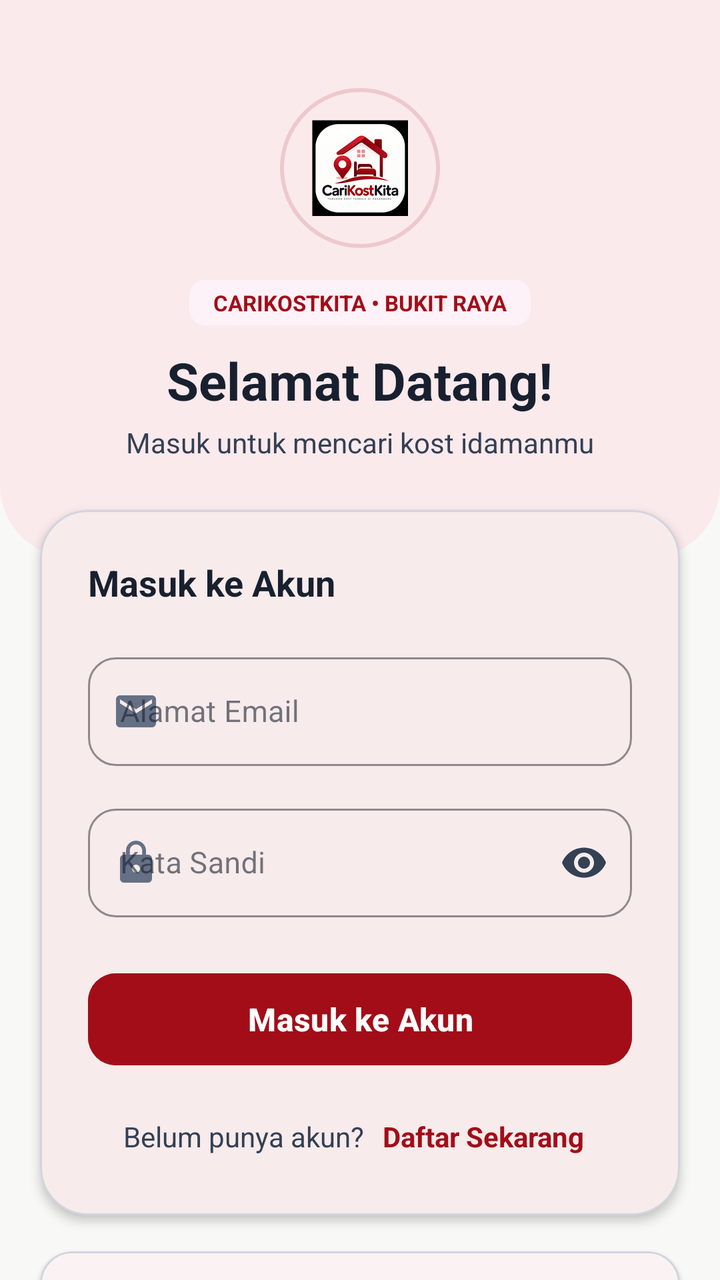
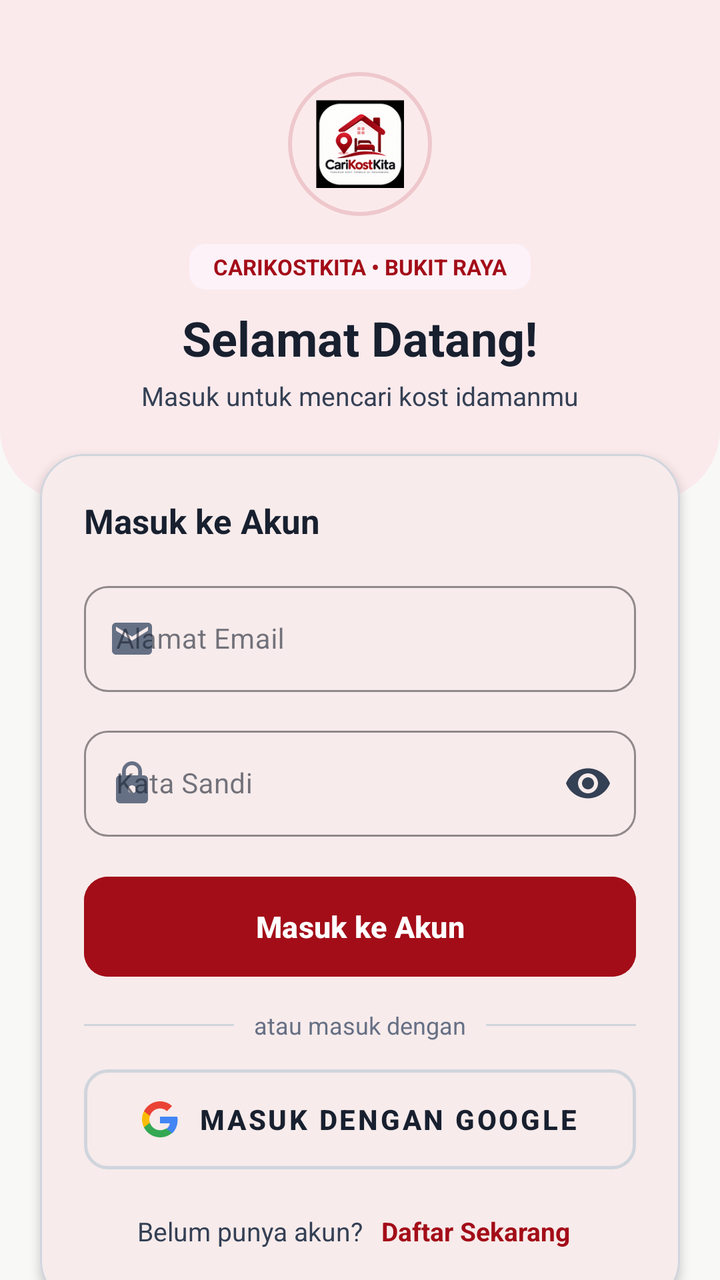

Two renders of the same Android screen: before a commit and after it. Below are the layout's source before the change and the commit's diff.
<!-- AndroidManifest.xml: application theme Theme.CariKostKita -->
<!-- res/layout/activity_login.xml -->
<?xml version="1.0" encoding="utf-8"?>
<androidx.core.widget.NestedScrollView xmlns:android="http://schemas.android.com/apk/res/android"
    xmlns:app="http://schemas.android.com/apk/res-auto"
    android:layout_width="match_parent"
    android:layout_height="match_parent"
    android:background="@color/background"
    android:fillViewport="true"
    android:overScrollMode="never">

    <LinearLayout
        android:layout_width="match_parent"
        android:layout_height="wrap_content"
        android:orientation="vertical"
        android:paddingBottom="40dp">

        
        <LinearLayout
            android:layout_width="match_parent"
            android:layout_height="wrap_content"
            android:background="@drawable/bg_login_hero"
            android:gravity="center"
            android:orientation="vertical"
            android:paddingHorizontal="24dp"
            android:paddingTop="44dp"
            android:paddingBottom="48dp">

            
            <FrameLayout
                android:layout_width="80dp"
                android:layout_height="80dp"
                android:background="@drawable/bg_logo_container">

                <ImageView
                    android:id="@+id/iv_login_logo"
                    android:layout_width="48dp"
                    android:layout_height="48dp"
                    android:layout_gravity="center"
                    android:contentDescription="Logo CariKostKita"
                    android:src="@mipmap/ic_launcher" />
            </FrameLayout>

            
            <TextView
                android:layout_width="wrap_content"
                android:layout_height="wrap_content"
                android:layout_marginTop="16dp"
                android:background="@drawable/bg_badge_putri"
                android:paddingHorizontal="12dp"
                android:paddingVertical="4dp"
                android:text="CARIKOSTKITA • BUKIT RAYA"
                android:textColor="@color/primary"
                android:textSize="11sp"
                android:textStyle="bold" />

            
            <TextView
                android:id="@+id/tv_login_title"
                android:layout_width="wrap_content"
                android:layout_height="wrap_content"
                android:layout_marginTop="10dp"
                android:gravity="center"
                android:text="Selamat Datang!"
                android:textColor="@color/text_primary"
                android:textSize="26sp"
                android:textStyle="bold" />

            <TextView
                android:id="@+id/tv_login_subtitle"
                android:layout_width="wrap_content"
                android:layout_height="wrap_content"
                android:layout_marginTop="4dp"
                android:gravity="center"
                android:text="Masuk untuk mencari kost idamanmu"
                android:textColor="@color/text_secondary"
                android:textSize="14sp" />
        </LinearLayout>

        
        <com.google.android.material.card.MaterialCardView
            android:layout_width="match_parent"
            android:layout_height="wrap_content"
            android:layout_marginHorizontal="20dp"
            android:layout_marginTop="-24dp"
            app:cardBackgroundColor="@color/surface"
            app:cardCornerRadius="24dp"
            app:cardElevation="3dp"
            app:contentPadding="24dp"
            app:strokeColor="@color/border"
            app:strokeWidth="1dp">

            <LinearLayout
                android:layout_width="match_parent"
                android:layout_height="wrap_content"
                android:orientation="vertical">

                <TextView
                    android:layout_width="wrap_content"
                    android:layout_height="wrap_content"
                    android:text="Masuk ke Akun"
                    android:textColor="@color/text_primary"
                    android:textSize="18sp"
                    android:textStyle="bold" />

                
                <com.google.android.material.textfield.TextInputLayout
                    android:id="@+id/til_email"
                    style="@style/Widget.MaterialComponents.TextInputLayout.OutlinedBox"
                    android:layout_width="match_parent"
                    android:layout_height="wrap_content"
                    android:layout_marginTop="20dp"
                    android:hint="Alamat Email"
                    app:boxCornerRadiusBottomEnd="14dp"
                    app:boxCornerRadiusBottomStart="14dp"
                    app:boxCornerRadiusTopEnd="14dp"
                    app:boxCornerRadiusTopStart="14dp"
                    app:boxStrokeColor="@color/primary"
                    app:startIconDrawable="@drawable/ic_email"
                    app:startIconTint="@color/text_muted">

                    <com.google.android.material.textfield.TextInputEditText
                        android:id="@+id/et_email"
                        android:layout_width="match_parent"
                        android:layout_height="wrap_content"
                        android:inputType="textEmailAddress"
                        android:maxLines="1"
                        android:textColor="@color/text_primary"
                        android:textSize="15sp" />
                </com.google.android.material.textfield.TextInputLayout>

                
                <com.google.android.material.textfield.TextInputLayout
                    android:id="@+id/til_password"
                    style="@style/Widget.MaterialComponents.TextInputLayout.OutlinedBox"
                    android:layout_width="match_parent"
                    android:layout_height="wrap_content"
                    android:layout_marginTop="16dp"
                    android:hint="Kata Sandi"
                    app:boxCornerRadiusBottomEnd="14dp"
                    app:boxCornerRadiusBottomStart="14dp"
                    app:boxCornerRadiusTopEnd="14dp"
                    app:boxCornerRadiusTopStart="14dp"
                    app:boxStrokeColor="@color/primary"
                    app:passwordToggleEnabled="true"
                    app:passwordToggleTint="@color/text_secondary"
                    app:startIconDrawable="@drawable/ic_lock"
                    app:startIconTint="@color/text_muted">

                    <com.google.android.material.textfield.TextInputEditText
                        android:id="@+id/et_password"
                        android:layout_width="match_parent"
                        android:layout_height="wrap_content"
                        android:inputType="textPassword"
                        android:maxLines="1"
                        android:textColor="@color/text_primary"
                        android:textSize="15sp" />
                </com.google.android.material.textfield.TextInputLayout>

                <ProgressBar
                    android:id="@+id/pb_login"
                    android:layout_width="wrap_content"
                    android:layout_height="wrap_content"
                    android:layout_gravity="center_horizontal"
                    android:layout_marginTop="16dp"
                    android:indeterminateTint="@color/primary"
                    android:visibility="gone" />

                
                <com.google.android.material.button.MaterialButton
                    android:id="@+id/btn_login"
                    android:layout_width="match_parent"
                    android:layout_height="54dp"
                    android:layout_marginTop="24dp"
                    android:backgroundTint="@color/primary"
                    android:text="Masuk ke Akun"
                    android:textColor="@color/on_primary"
                    android:textSize="16sp"
                    android:textStyle="bold"
                    app:cornerRadius="14dp" />

                
                <LinearLayout
                    android:layout_width="match_parent"
                    android:layout_height="wrap_content"
                    android:layout_marginTop="16dp"
                    android:gravity="center"
                    android:orientation="horizontal">

                    <TextView
                        android:layout_width="wrap_content"
                        android:layout_height="wrap_content"
                        android:text="Belum punya akun? "
                        android:textColor="@color/text_secondary"
                        android:textSize="14sp" />

                    <TextView
                        android:id="@+id/btn_goto_register"
                        android:layout_width="wrap_content"
                        android:layout_height="wrap_content"
                        android:clickable="true"
                        android:focusable="true"
                        android:padding="6dp"
                        android:text="Daftar Sekarang"
                        android:textColor="@color/primary"
                        android:textSize="14sp"
                        android:textStyle="bold" />
                </LinearLayout>

            </LinearLayout>
        </com.google.android.material.card.MaterialCardView>

        
        <com.google.android.material.card.MaterialCardView
            android:layout_width="match_parent"
            android:layout_height="wrap_content"
            android:layout_marginHorizontal="20dp"
            android:layout_marginTop="18dp"
            app:cardBackgroundColor="@color/surface"
            app:cardCornerRadius="16dp"
            app:cardElevation="1dp"
            app:contentPadding="16dp"
            app:strokeColor="@color/border"
            app:strokeWidth="1dp">

            <LinearLayout
                android:layout_width="match_parent"
                android:layout_height="wrap_content"
                android:orientation="vertical">

                <TextView
                    android:layout_width="wrap_content"
                    android:layout_height="wrap_content"
                    android:text="Pilihan Cepat Akun Demo:"
                    android:textColor="@color/text_primary"
                    android:textSize="13sp"
                    android:textStyle="bold" />

                <LinearLayout
                    android:layout_width="match_parent"
                    android:layout_height="wrap_content"
                    android:layout_marginTop="10dp"
                    android:orientation="horizontal">

                    <com.google.android.material.button.MaterialButton
                        android:id="@+id/btn_demo_admin"
                        style="@style/Widget.MaterialComponents.Button.OutlinedButton"
                        android:layout_width="0dp"
                        android:layout_height="44dp"
                        android:layout_marginEnd="4dp"
                        android:layout_weight="1"
                        android:text="Admin"
                        android:textColor="@color/primary"
                        android:textSize="11sp"
                        android:textStyle="bold"
                        app:cornerRadius="12dp"
                        app:strokeColor="@color/primary" />

                    <com.google.android.material.button.MaterialButton
                        android:id="@+id/btn_demo_pemilik"
                        style="@style/Widget.MaterialComponents.Button.OutlinedButton"
                        android:layout_width="0dp"
                        android:layout_height="44dp"
                        android:layout_marginHorizontal="4dp"
                        android:layout_weight="1"
                        android:text="Pemilik"
                        android:textColor="@color/badge_campur"
                        android:textSize="11sp"
                        android:textStyle="bold"
                        app:cornerRadius="12dp"
                        app:strokeColor="@color/badge_campur" />

                    <com.google.android.material.button.MaterialButton
                        android:id="@+id/btn_demo_user"
                        style="@style/Widget.MaterialComponents.Button.OutlinedButton"
                        android:layout_width="0dp"
                        android:layout_height="44dp"
                        android:layout_marginStart="4dp"
                        android:layout_weight="1"
                        android:text="Pencari"
                        android:textColor="@color/text_primary"
                        android:textSize="11sp"
                        android:textStyle="bold"
                        app:cornerRadius="12dp"
                        app:strokeColor="@color/border" />
                </LinearLayout>
            </LinearLayout>
        </com.google.android.material.card.MaterialCardView>

    </LinearLayout>
</androidx.core.widget.NestedScrollView>
<!-- resources referenced by this layout -->
<resources>
  <color name="background">#F8F8F6</color>
  <color name="badge_campur">#6D28D9</color>
  <color name="border">#D0D5DD</color>
  <color name="on_primary">#FFFFFF</color>
  <color name="primary">#A30D18</color>
  <color name="surface">#FFFFFF</color>
  <color name="text_muted">#667085</color>
  <color name="text_primary">#18202F</color>
  <color name="text_secondary">#344054</color>
  <!-- drawable bg_badge_putri (drawable) -->
  <?xml version="1.0" encoding="utf-8"?>
  <shape xmlns:android="http://schemas.android.com/apk/res/android"
      android:shape="rectangle">
      <solid android:color="@color/badge_putri_soft" />
      <corners android:radius="8dp" />
  </shape>
  <!-- drawable bg_login_hero (drawable) -->
  <?xml version="1.0" encoding="utf-8"?>
  <shape xmlns:android="http://schemas.android.com/apk/res/android"
      android:shape="rectangle">
      <solid android:color="@color/primary_soft" />
      <corners
          android:bottomLeftRadius="36dp"
          android:bottomRightRadius="36dp" />
  </shape>
  <!-- drawable bg_logo_container (drawable) -->
  <?xml version="1.0" encoding="utf-8"?>
  <shape xmlns:android="http://schemas.android.com/apk/res/android"
      android:shape="oval">
      <solid android:color="@color/primary_soft" />
      <stroke
          android:width="2dp"
          android:color="#26A30D18" />
  </shape>
  <!-- drawable ic_email (drawable) -->
  <vector xmlns:android="http://schemas.android.com/apk/res/android"
      android:width="24dp"
      android:height="24dp"
      android:viewportWidth="24"
      android:viewportHeight="24">
    <path
        android:fillColor="@color/text_muted"
        android:pathData="M20,4H4c-1.1,0 -1.99,0.9 -1.99,2L2,18c0,1.1 0.9,2 2,2h16c1.1,0 2,-0.9 2,-2V6c0,-1.1 -0.9,-2 -2,-2zm0,4l-8,5 -8,-5V6l8,5 8,-5v2z"/>
  </vector>
  <!-- drawable ic_lock (drawable) -->
  <vector xmlns:android="http://schemas.android.com/apk/res/android"
      android:width="24dp"
      android:height="24dp"
      android:viewportWidth="24"
      android:viewportHeight="24">
    <path
        android:fillColor="@color/text_muted"
        android:pathData="M18,8h-1V6c0,-2.76 -2.24,-5 -5,-5S7,3.24 7,6v2H6c-1.1,0 -2,0.9 -2,2v10c0,1.1 0.9,2 2,2h12c1.1,0 2,-0.9 2,-2V10c0,-1.1 -0.9,-2 -2,-2zm-6,9c-1.1,0 -2,-0.9 -2,-2s0.9,-2 2,-2 2,0.9 2,2 -0.9,2 -2,2zm3.1,-9H8.9V6c0,-1.71 1.39,-3.1 3.1,-3.1 1.71,0 3.1,1.39 3.1,3.1v2z"/>
  </vector>
  <color name="badge_putri_soft">#FDF2F8</color>
  <color name="primary_soft">#FBEAEC</color>
  <color name="primary_dark">#7A0C12</color>
  <!-- unchanged entries left out for length: 2 -->
</resources>

<!-- the commit's change to res/layout/activity_login.xml (unified diff, before → after) -->
@@ -21,19 +21,19 @@
             android:gravity="center"
             android:orientation="vertical"
             android:paddingHorizontal="24dp"
-            android:paddingTop="44dp"
-            android:paddingBottom="48dp">
+            android:paddingTop="36dp"
+            android:paddingBottom="44dp">
 
             
             <FrameLayout
-                android:layout_width="80dp"
-                android:layout_height="80dp"
+                android:layout_width="72dp"
+                android:layout_height="72dp"
                 android:background="@drawable/bg_logo_container">
 
                 <ImageView
                     android:id="@+id/iv_login_logo"
-                    android:layout_width="48dp"
-                    android:layout_height="48dp"
+                    android:layout_width="44dp"
+                    android:layout_height="44dp"
                     android:layout_gravity="center"
                     android:contentDescription="Logo CariKostKita"
                     android:src="@mipmap/ic_launcher" />
@@ -43,7 +43,7 @@
             <TextView
                 android:layout_width="wrap_content"
                 android:layout_height="wrap_content"
-                android:layout_marginTop="16dp"
+                android:layout_marginTop="14dp"
                 android:background="@drawable/bg_badge_putri"
                 android:paddingHorizontal="12dp"
                 android:paddingVertical="4dp"
@@ -57,11 +57,11 @@
                 android:id="@+id/tv_login_title"
                 android:layout_width="wrap_content"
                 android:layout_height="wrap_content"
-                android:layout_marginTop="10dp"
+                android:layout_marginTop="8dp"
                 android:gravity="center"
                 android:text="Selamat Datang!"
                 android:textColor="@color/text_primary"
-                android:textSize="26sp"
+                android:textSize="24sp"
                 android:textStyle="bold" />
 
             <TextView
@@ -72,7 +72,7 @@
                 android:gravity="center"
                 android:text="Masuk untuk mencari kost idamanmu"
                 android:textColor="@color/text_secondary"
-                android:textSize="14sp" />
+                android:textSize="13sp" />
         </LinearLayout>
 
         
@@ -82,9 +82,9 @@
             android:layout_marginHorizontal="20dp"
             android:layout_marginTop="-24dp"
             app:cardBackgroundColor="@color/surface"
-            app:cardCornerRadius="24dp"
+            app:cardCornerRadius="22dp"
             app:cardElevation="3dp"
-            app:contentPadding="24dp"
+            app:contentPadding="22dp"
             app:strokeColor="@color/border"
             app:strokeWidth="1dp">
 
@@ -98,7 +98,7 @@
                     android:layout_height="wrap_content"
                     android:text="Masuk ke Akun"
                     android:textColor="@color/text_primary"
-                    android:textSize="18sp"
+                    android:textSize="17sp"
                     android:textStyle="bold" />
 
                 
@@ -107,12 +107,12 @@
                     style="@style/Widget.MaterialComponents.TextInputLayout.OutlinedBox"
                     android:layout_width="match_parent"
                     android:layout_height="wrap_content"
-                    android:layout_marginTop="20dp"
+                    android:layout_marginTop="16dp"
                     android:hint="Alamat Email"
-                    app:boxCornerRadiusBottomEnd="14dp"
-                    app:boxCornerRadiusBottomStart="14dp"
-                    app:boxCornerRadiusTopEnd="14dp"
-                    app:boxCornerRadiusTopStart="14dp"
+                    app:boxCornerRadiusBottomEnd="12dp"
+                    app:boxCornerRadiusBottomStart="12dp"
+                    app:boxCornerRadiusTopEnd="12dp"
+                    app:boxCornerRadiusTopStart="12dp"
                     app:boxStrokeColor="@color/primary"
                     app:startIconDrawable="@drawable/ic_email"
                     app:startIconTint="@color/text_muted">
@@ -124,7 +124,7 @@
                         android:inputType="textEmailAddress"
                         android:maxLines="1"
                         android:textColor="@color/text_primary"
-                        android:textSize="15sp" />
+                        android:textSize="14sp" />
                 </com.google.android.material.textfield.TextInputLayout>
 
                 
@@ -133,12 +133,12 @@
                     style="@style/Widget.MaterialComponents.TextInputLayout.OutlinedBox"
                     android:layout_width="match_parent"
                     android:layout_height="wrap_content"
-                    android:layout_marginTop="16dp"
+                    android:layout_marginTop="14dp"
                     android:hint="Kata Sandi"
-                    app:boxCornerRadiusBottomEnd="14dp"
-                    app:boxCornerRadiusBottomStart="14dp"
-                    app:boxCornerRadiusTopEnd="14dp"
-                    app:boxCornerRadiusTopStart="14dp"
+                    app:boxCornerRadiusBottomEnd="12dp"
+                    app:boxCornerRadiusBottomStart="12dp"
+                    app:boxCornerRadiusTopEnd="12dp"
+                    app:boxCornerRadiusTopStart="12dp"
                     app:boxStrokeColor="@color/primary"
                     app:passwordToggleEnabled="true"
                     app:passwordToggleTint="@color/text_secondary"
@@ -152,7 +152,7 @@
                         android:inputType="textPassword"
                         android:maxLines="1"
                         android:textColor="@color/text_primary"
-                        android:textSize="15sp" />
+                        android:textSize="14sp" />
                 </com.google.android.material.textfield.TextInputLayout>
 
                 <ProgressBar
@@ -160,7 +160,7 @@
                     android:layout_width="wrap_content"
                     android:layout_height="wrap_content"
                     android:layout_gravity="center_horizontal"
-                    android:layout_marginTop="16dp"
+                    android:layout_marginTop="12dp"
                     android:indeterminateTint="@color/primary"
                     android:visibility="gone" />
 
@@ -168,14 +168,66 @@
                 <com.google.android.material.button.MaterialButton
                     android:id="@+id/btn_login"
                     android:layout_width="match_parent"
-                    android:layout_height="54dp"
-                    android:layout_marginTop="24dp"
+                    android:layout_height="50dp"
+                    android:layout_marginTop="20dp"
                     android:backgroundTint="@color/primary"
+                    android:insetTop="0dp"
+                    android:insetBottom="0dp"
                     android:text="Masuk ke Akun"
                     android:textColor="@color/on_primary"
-                    android:textSize="16sp"
+                    android:textSize="15sp"
                     android:textStyle="bold"
-                    app:cornerRadius="14dp" />
+                    app:cornerRadius="12dp" />
+
+                
+                <LinearLayout
+                    android:layout_width="match_parent"
+                    android:layout_height="wrap_content"
+                    android:layout_marginTop="16dp"
+                    android:gravity="center_vertical"
+                    android:orientation="horizontal">
+
+                    <View
+                        android:layout_width="0dp"
+                        android:layout_height="1dp"
+                        android:layout_weight="1"
+                        android:background="@color/border" />
+
+                    <TextView
+                        android:layout_width="wrap_content"
+                        android:layout_height="wrap_content"
+                        android:layout_marginHorizontal="10dp"
+                        android:text="atau masuk dengan"
+                        android:textColor="@color/text_muted"
+                        android:textSize="12sp" />
+
+                    <View
+                        android:layout_width="0dp"
+                        android:layout_height="1dp"
+                        android:layout_weight="1"
+                        android:background="@color/border" />
+                </LinearLayout>
+
+                
+                <com.google.android.material.button.MaterialButton
+                    android:id="@+id/btn_login_google"
+                    style="@style/Widget.MaterialComponents.Button.OutlinedButton"
+                    android:layout_width="match_parent"
+                    android:layout_height="50dp"
+                    android:layout_marginTop="14dp"
+                    android:insetTop="0dp"
+                    android:insetBottom="0dp"
+                    android:text="Masuk dengan Google"
+                    android:textColor="@color/text_primary"
+                    android:textSize="14sp"
+                    android:textStyle="bold"
+                    app:cornerRadius="12dp"
+                    app:icon="@drawable/ic_google"
+                    app:iconGravity="textStart"
+                    app:iconPadding="10dp"
+                    app:iconTint="@null"
+                    app:strokeColor="@color/border"
+                    app:strokeWidth="1.5dp" />
 
                 
                 <LinearLayout
@@ -190,7 +242,7 @@
                         android:layout_height="wrap_content"
                         android:text="Belum punya akun? "
                         android:textColor="@color/text_secondary"
-                        android:textSize="14sp" />
+                        android:textSize="13sp" />
 
                     <TextView
                         android:id="@+id/btn_goto_register"
@@ -201,7 +253,7 @@
                         android:padding="6dp"
                         android:text="Daftar Sekarang"
                         android:textColor="@color/primary"
-                        android:textSize="14sp"
+                        android:textSize="13sp"
                         android:textStyle="bold" />
                 </LinearLayout>
 
@@ -213,11 +265,11 @@
             android:layout_width="match_parent"
             android:layout_height="wrap_content"
             android:layout_marginHorizontal="20dp"
-            android:layout_marginTop="18dp"
+            android:layout_marginTop="16dp"
             app:cardBackgroundColor="@color/surface"
             app:cardCornerRadius="16dp"
             app:cardElevation="1dp"
-            app:contentPadding="16dp"
+            app:contentPadding="14dp"
             app:strokeColor="@color/border"
             app:strokeWidth="1dp">
 
@@ -229,57 +281,63 @@
                 <TextView
                     android:layout_width="wrap_content"
                     android:layout_height="wrap_content"
-                    android:text="Pilihan Cepat Akun Demo:"
+                    android:text="Autofill Cepat Akun Demo (3 Role Berbeda):"
                     android:textColor="@color/text_primary"
-                    android:textSize="13sp"
+                    android:textSize="12sp"
                     android:textStyle="bold" />
 
                 <LinearLayout
                     android:layout_width="match_parent"
                     android:layout_height="wrap_content"
-                    android:layout_marginTop="10dp"
+                    android:layout_marginTop="8dp"
                     android:orientation="horizontal">
 
                     <com.google.android.material.button.MaterialButton
                         android:id="@+id/btn_demo_admin"
                         style="@style/Widget.MaterialComponents.Button.OutlinedButton"
                         android:layout_width="0dp"
-                        android:layout_height="44dp"
-                        android:layout_marginEnd="4dp"
-                        android:layout_weight="1"
+                        android:layout_height="40dp"
+                        android:layout_marginEnd="3dp"
+                        android:layout_weight="1"
+                        android:insetTop="0dp"
+                        android:insetBottom="0dp"
                         android:text="Admin"
                         android:textColor="@color/primary"
                         android:textSize="11sp"
                         android:textStyle="bold"
-                        app:cornerRadius="12dp"
+                        app:cornerRadius="10dp"
                         app:strokeColor="@color/primary" />
 
                     <com.google.android.material.button.MaterialButton
                         android:id="@+id/btn_demo_pemilik"
                         style="@style/Widget.MaterialComponents.Button.OutlinedButton"
                         android:layout_width="0dp"
-                        android:layout_height="44dp"
-                        android:layout_marginHorizontal="4dp"
-                        android:layout_weight="1"
+                        android:layout_height="40dp"
+                        android:layout_marginHorizontal="3dp"
+                        android:layout_weight="1"
+                        android:insetTop="0dp"
+                        android:insetBottom="0dp"
                         android:text="Pemilik"
-                        android:textColor="@color/badge_campur"
+                        android:textColor="#7C3AED"
                         android:textSize="11sp"
                         android:textStyle="bold"
-                        app:cornerRadius="12dp"
-                        app:strokeColor="@color/badge_campur" />
+                        app:cornerRadius="10dp"
+                        app:strokeColor="#7C3AED" />
 
                     <com.google.android.material.button.MaterialButton
                         android:id="@+id/btn_demo_user"
                         style="@style/Widget.MaterialComponents.Button.OutlinedButton"
                         android:layout_width="0dp"
-                        android:layout_height="44dp"
-                        android:layout_marginStart="4dp"
-                        android:layout_weight="1"
+                        android:layout_height="40dp"
+                        android:layout_marginStart="3dp"
+                        android:layout_weight="1"
+                        android:insetTop="0dp"
+                        android:insetBottom="0dp"
                         android:text="Pencari"
                         android:textColor="@color/text_primary"
                         android:textSize="11sp"
                         android:textStyle="bold"
-                        app:cornerRadius="12dp"
+                        app:cornerRadius="10dp"
                         app:strokeColor="@color/border" />
                 </LinearLayout>
             </LinearLayout>
<!-- resource entries referenced after the edit -->
@@ -1,7 +1,6 @@
 <!-- resources referenced by this layout -->
 <resources>
   <color name="background">#F8F8F6</color>
-  <color name="badge_campur">#6D28D9</color>
   <color name="border">#D0D5DD</color>
   <color name="on_primary">#FFFFFF</color>
   <color name="primary">#A30D18</color>
@@ -44,6 +43,25 @@
         android:fillColor="@color/text_muted"
         android:pathData="M20,4H4c-1.1,0 -1.99,0.9 -1.99,2L2,18c0,1.1 0.9,2 2,2h16c1.1,0 2,-0.9 2,-2V6c0,-1.1 -0.9,-2 -2,-2zm0,4l-8,5 -8,-5V6l8,5 8,-5v2z"/>
   </vector>
+  <!-- drawable ic_google (drawable) -->
+  <vector xmlns:android="http://schemas.android.com/apk/res/android"
+      android:width="24dp"
+      android:height="24dp"
+      android:viewportWidth="24"
+      android:viewportHeight="24">
+      <path
+          android:fillColor="#4285F4"
+          android:pathData="M23.745 12.27c0-.7-.06-1.4-.19-2.07H12v4.51h6.6c-.29 1.52-1.14 2.8-2.4 3.65v3h3.86c2.26-2.09 3.685-5.17 3.685-9.09z"/>
+      <path
+          android:fillColor="#34A853"
+          android:pathData="M12 24c3.24 0 5.95-1.08 7.93-2.91l-3.86-3c-1.08.72-2.45 1.16-4.07 1.16-3.13 0-5.78-2.11-6.73-4.96H1.29v3.09C3.26 21.3 7.37 24 12 24z"/>
+      <path
+          android:fillColor="#FBBC05"
+          android:pathData="M5.27 14.29c-.25-.72-.38-1.49-.38-2.29s.14-1.57.38-2.29V6.62H1.29C.47 8.24 0 10.06 0 12s.47 3.76 1.29 5.38l3.98-3.09z"/>
+      <path
+          android:fillColor="#EA4335"
+          android:pathData="M12 4.75c1.77 0 3.35.61 4.6 1.8l3.42-3.42C17.95 1.19 15.24 0 12 0 7.37 0 3.26 2.7 1.29 6.62l3.98 3.09c.95-2.85 3.6-4.96 6.73-4.96z"/>
+  </vector>
   <!-- drawable ic_lock (drawable) -->
   <vector xmlns:android="http://schemas.android.com/apk/res/android"
       android:width="24dp"
